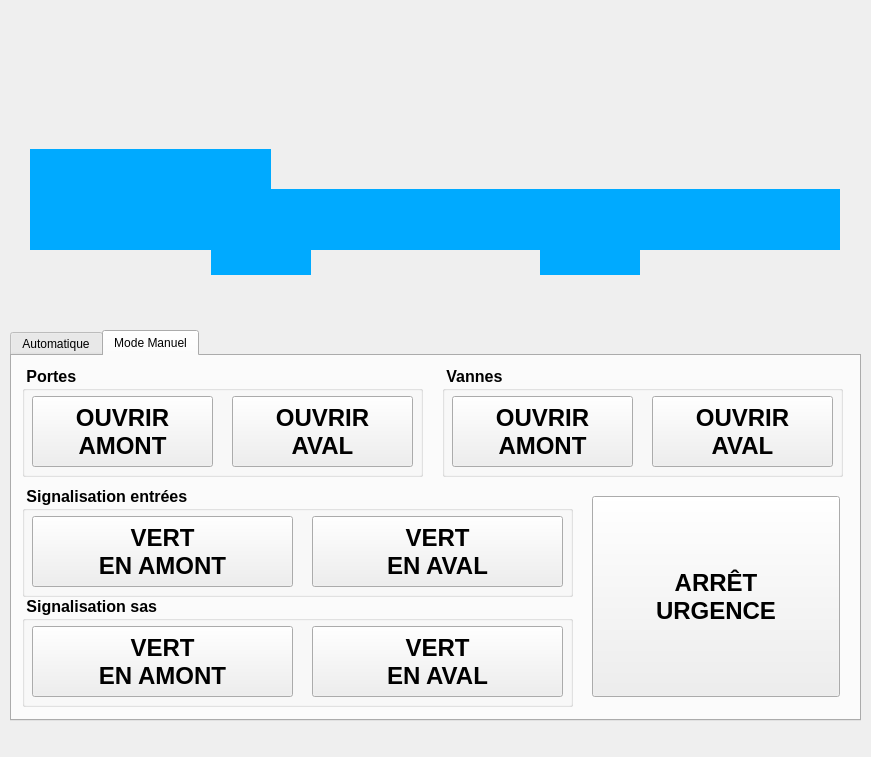
The window that mainwindow.ui (felsocim/Ecluse) describes before a commit, drawn with Qt 5.
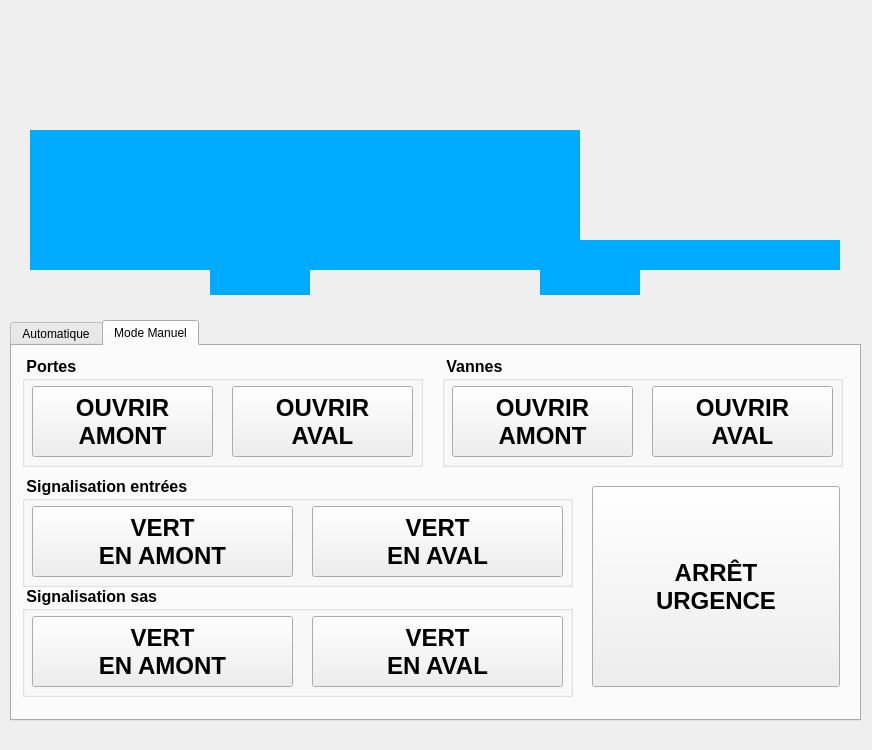
The same window after the commit. Icons and pictures are not drawn.

Patch:
```diff
--- a/mainwindow.ui
+++ b/mainwindow.ui
@@ -6,8 +6,8 @@
    <rect>
     <x>0</x>
     <y>0</y>
-    <width>871</width>
-    <height>757</height>
+    <width>872</width>
+    <height>750</height>
    </rect>
   </property>
   <property name="windowTitle">
@@ -21,9 +21,9 @@
     <property name="geometry">
      <rect>
       <x>10</x>
-      <y>330</y>
+      <y>320</y>
       <width>851</width>
-      <height>391</height>
+      <height>401</height>
      </rect>
     </property>
     <property name="currentIndex">
@@ -974,7 +974,7 @@
     <property name="geometry">
      <rect>
       <x>30</x>
-      <y>250</y>
+      <y>270</y>
       <width>810</width>
       <height>25</height>
      </rect>
@@ -990,7 +990,7 @@
     <property name="geometry">
      <rect>
       <x>250</x>
-      <y>100</y>
+      <y>120</y>
       <width>25</width>
       <height>150</height>
      </rect>
@@ -1006,7 +1006,7 @@
     <property name="geometry">
      <rect>
       <x>580</x>
-      <y>100</y>
+      <y>120</y>
       <width>25</width>
       <height>150</height>
      </rect>
@@ -1022,9 +1022,9 @@
     <property name="geometry">
      <rect>
       <x>270</x>
-      <y>189</y>
+      <y>130</y>
       <width>310</width>
-      <height>61</height>
+      <height>140</height>
      </rect>
     </property>
     <property name="styleSheet">
@@ -1038,9 +1038,9 @@
     <property name="geometry">
      <rect>
       <x>30</x>
-      <y>149</y>
+      <y>130</y>
       <width>241</width>
-      <height>101</height>
+      <height>140</height>
      </rect>
     </property>
     <property name="styleSheet">
@@ -1054,9 +1054,9 @@
     <property name="geometry">
      <rect>
       <x>579</x>
-      <y>189</y>
+      <y>240</y>
       <width>261</width>
-      <height>61</height>
+      <height>30</height>
      </rect>
     </property>
     <property name="styleSheet">
@@ -1069,8 +1069,8 @@
    <widget class="QLabel" name="aniVanneAmont">
     <property name="geometry">
      <rect>
-      <x>211</x>
-      <y>250</y>
+      <x>210</x>
+      <y>270</y>
       <width>100</width>
       <height>25</height>
      </rect>
@@ -1086,7 +1086,7 @@
     <property name="geometry">
      <rect>
       <x>540</x>
-      <y>250</y>
+      <y>270</y>
       <width>100</width>
       <height>25</height>
      </rect>
@@ -1102,7 +1102,7 @@
     <property name="geometry">
      <rect>
       <x>250</x>
-      <y>250</y>
+      <y>270</y>
       <width>25</width>
       <height>25</height>
      </rect>
@@ -1118,7 +1118,7 @@
     <property name="geometry">
      <rect>
       <x>580</x>
-      <y>250</y>
+      <y>270</y>
       <width>25</width>
       <height>25</height>
      </rect>
@@ -1133,10 +1133,10 @@
    <widget class="QLabel" name="aniNavire">
     <property name="geometry">
      <rect>
-      <x>60</x>
-      <y>80</y>
+      <x>30</x>
+      <y>60</y>
       <width>166</width>
-      <height>71</height>
+      <height>80</height>
      </rect>
     </property>
     <property name="text">
@@ -1150,7 +1150,7 @@
     <property name="geometry">
      <rect>
       <x>190</x>
-      <y>10</y>
+      <y>20</y>
       <width>50</width>
       <height>73</height>
      </rect>
@@ -1166,7 +1166,7 @@
     <property name="geometry">
      <rect>
       <x>275</x>
-      <y>110</y>
+      <y>130</y>
       <width>31</width>
       <height>51</height>
      </rect>
@@ -1185,7 +1185,7 @@
     <property name="geometry">
      <rect>
       <x>550</x>
-      <y>110</y>
+      <y>130</y>
       <width>31</width>
       <height>51</height>
      </rect>
@@ -1203,8 +1203,8 @@
    <widget class="QLabel" name="aniFeuEntreeAval">
     <property name="geometry">
      <rect>
-      <x>620</x>
-      <y>10</y>
+      <x>615</x>
+      <y>20</y>
       <width>50</width>
       <height>73</height>
      </rect>
@@ -1216,54 +1216,6 @@
      <pixmap resource="resimages.qrc">:/EcluseAuto/feu_rouge.png</pixmap>
     </property>
    </widget>
-   <widget class="QLabel" name="aniFond_2">
-    <property name="geometry">
-     <rect>
-      <x>30</x>
-      <y>270</y>
-      <width>810</width>
-      <height>25</height>
-     </rect>
-    </property>
-    <property name="text">
-     <string/>
-    </property>
-    <property name="pixmap">
-     <pixmap resource="resimages.qrc">:/EcluseAuto/fond.png</pixmap>
-    </property>
-   </widget>
-   <widget class="QLabel" name="aniFond_3">
-    <property name="geometry">
-     <rect>
-      <x>30</x>
-      <y>230</y>
-      <width>181</width>
-      <height>25</height>
-     </rect>
-    </property>
-    <property name="text">
-     <string/>
-    </property>
-    <property name="pixmap">
-     <pixmap resource="resimages.qrc">:/EcluseAuto/fond.png</pixmap>
-    </property>
-   </widget>
-   <widget class="QLabel" name="aniFond_4">
-    <property name="geometry">
-     <rect>
-      <x>30</x>
-      <y>210</y>
-      <width>181</width>
-      <height>25</height>
-     </rect>
-    </property>
-    <property name="text">
-     <string/>
-    </property>
-    <property name="pixmap">
-     <pixmap resource="resimages.qrc">:/EcluseAuto/fond.png</pixmap>
-    </property>
-   </widget>
    <zorder>aniNavire</zorder>
    <zorder>aniNiveauAval</zorder>
    <zorder>aniNiveauAmont</zorder>
```
Left out of the diff: 353 changed lines with no effect on the pictures.
